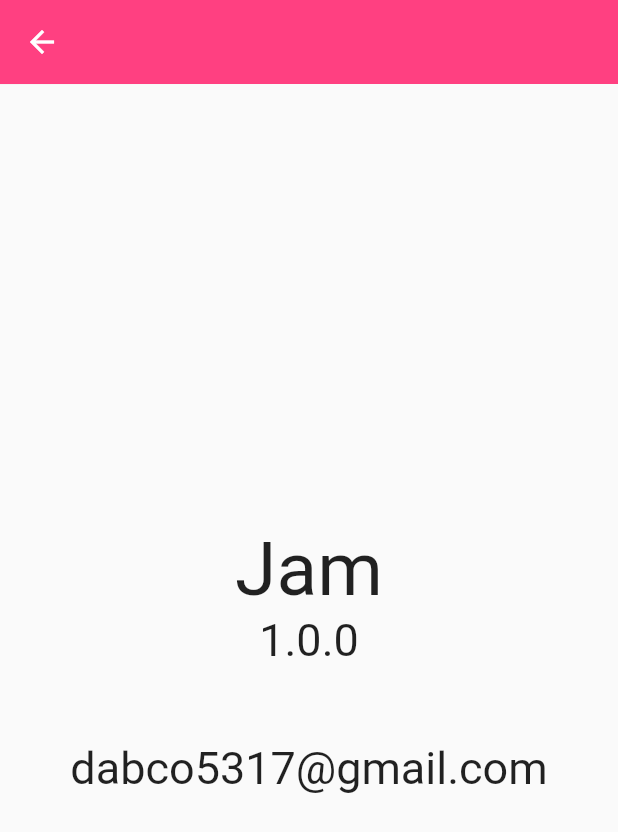
After one commit to DAB-Co/jam-mobile, a Flutter app: the About screen opened by its route, on a phone screen of 412 x 824 dp. The commit adds this screen. Shown: the top 832 px of the screen. Run offline on Flutter 3.47's test engine with Material 2 defaults, Android fonts, the light colour scheme and no system bars; our stand-ins replace device_info_plus, firebase_core, firebase_messaging, flutter_local_notifications, hive, hive_flutter and 1 more; missing offline and left inert: mqtt_client; accounts and stored records are empty; statements that could not run were skipped.

Commit message:
start of ui overhaul

```diff
--- a/lib/config/routes.dart
+++ b/lib/config/routes.dart
@@ -3,3 +3,5 @@ var login = "/login";
 var register = "/register";
 var messages = "/messages";
 var dm = "/dm";
+var about = "/about";
+var contactUs = "/contactUs";
--- a/lib/main.dart
+++ b/lib/main.dart
@@ -1,5 +1,7 @@
 import 'package:flutter/material.dart';
 import 'package:jam/config/ssl.dart';
+import 'package:jam/pages/about.dart';
+import 'package:jam/pages/contact_us.dart';
 import 'package:jam/pages/messages.dart';
 import 'package:jam/providers/message_provider.dart';
 import 'package:jam/providers/unread_message_counter.dart';
@@ -69,6 +71,8 @@ class MyApp extends StatelessWidget {
           routes.register: (context) => Register(),
           routes.messages: (context) => Messages(),
           // routes.dm: (context) => DM(),
+          routes.about: (context) => About(),
+          routes.contactUs: (context) => ContactUs(),
         },
         navigatorKey: navigatorKey,
       ),
--- /dev/null
+++ b/lib/pages/about.dart
@@ -0,0 +1,34 @@
+import 'package:flutter/material.dart';
+
+class About extends StatelessWidget {
+  @override
+  Widget build(BuildContext context) {
+    return Scaffold(
+      appBar: AppBar(
+        backgroundColor: Colors.pinkAccent,
+        title: Text(""),
+        elevation: 0.1,
+      ),
+      body: Center(
+        child: Column(
+          mainAxisAlignment: MainAxisAlignment.center,
+          children: [
+            Text(
+              "Jam",
+              style: TextStyle(fontSize: 50),
+            ),
+            Text(
+              "1.0.0",
+              style: TextStyle(fontSize: 30),
+            ),
+            SizedBox(height: 50),
+            Text(
+              "dabco5317@gmail.com",
+              style: TextStyle(fontSize: 30),
+            ),
+          ],
+        ),
+      ),
+    );
+  }
+}
```
Also changed, not shown: lib/pages/contact_us.dart (added, +30 -0 lines), lib/pages/dm.dart (+10 -16 lines), lib/pages/homepage.dart (+26 -68 lines), lib/widgets/messages_list.dart (added, +84 -0 lines), pubspec.lock.
